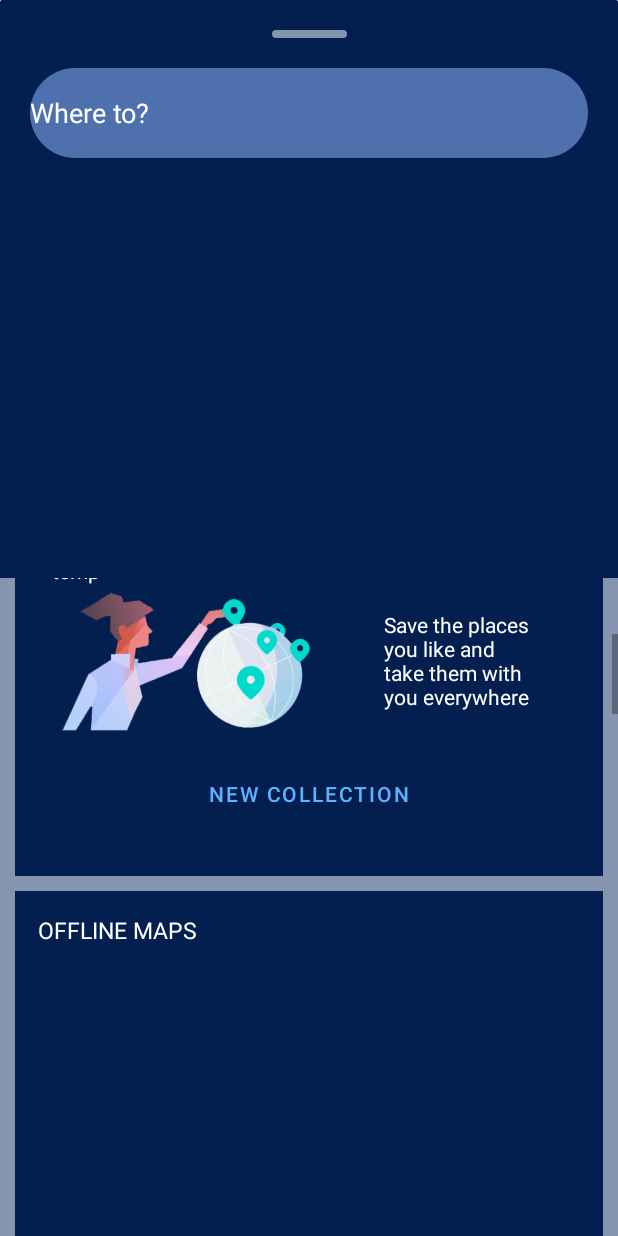
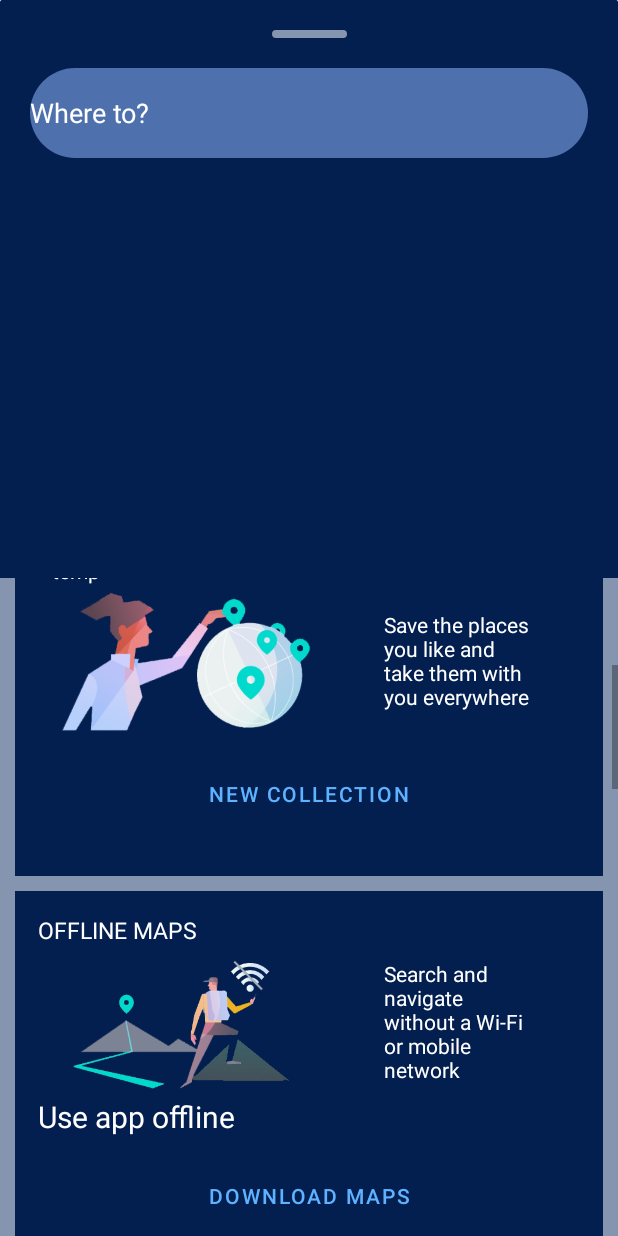
Before and after one commit to JoshMkhari/Carte, an Android app: the layout bottom_sheet_menu_layout.xml on its own in the app's theme, with its tools: preview values and no code run, scrolled down 306 dp, on a phone screen of 412 x 824 dp. Run offline under Robolectric (Android 15) with nearby library versions, the phone set to English and light mode, and no system bars.

Commit message:
Offline maps section image added alongside relevant text

```diff
--- a/app/src/main/res/layout/bottom_sheet_menu_layout.xml
+++ b/app/src/main/res/layout/bottom_sheet_menu_layout.xml
@@ -157,7 +157,7 @@
                             android:id="@+id/textView"
                             android:layout_width="wrap_content"
                             android:layout_height="wrap_content"
-                            android:text="OFFLINE MAPS"
+                            android:text="@string/string_menu_title_offline_maps"
                             android:textColor="@color/white"
                             android:textSize="15sp"
                             app:layout_constraintStart_toStartOf="parent"
@@ -165,14 +165,23 @@
 
 
                         <ImageView
-                            android:id="@+id/imageView"
-                            android:layout_width="wrap_content"
-                            android:layout_height="wrap_content"
-                            app:layout_constraintEnd_toEndOf="parent"
+                            android:id="@+id/imageView_offline_maps"
+                            android:layout_width="200dp"
+                            android:layout_height="100dp"
                             app:layout_constraintStart_toStartOf="parent"
                             app:layout_constraintTop_toBottomOf="@+id/textView"
-                            app:srcCompat="@drawable/image_restaurant_icon" />
+                            app:srcCompat="@drawable/image_offline_maps_icon" />
 
+                        <TextView
+                            android:layout_width="100dp"
+                            android:layout_height="wrap_content"
+                            android:scrollHorizontally="false"
+                            android:text="@string/string_menu_subTitle_offline_maps"
+                            android:textColor="@color/white"
+                            app:layout_constraintBottom_toBottomOf="@+id/imageView_offline_maps"
+                            app:layout_constraintEnd_toEndOf="parent"
+                            app:layout_constraintStart_toEndOf="@+id/imageView_offline_maps"
+                            app:layout_constraintTop_toTopOf="@+id/imageView_offline_maps" />
                         <Button
                             android:layout_width="wrap_content"
                             android:layout_height="wrap_content"
@@ -192,7 +201,7 @@
                             android:textColor="@color/white"
                             android:textSize="20sp"
                             app:layout_constraintStart_toStartOf="parent"
-                            app:layout_constraintTop_toBottomOf="@+id/imageView" />
+                            app:layout_constraintTop_toBottomOf="@+id/imageView_offline_maps" />
                     </androidx.constraintlayout.widget.ConstraintLayout>
 
                     <androidx.constraintlayout.widget.ConstraintLayout
@@ -206,7 +215,7 @@
                             android:id="@+id/textView_accountSettings"
                             android:layout_width="wrap_content"
                             android:layout_height="wrap_content"
-                            android:text="ACCOUNT &amp; SETTINGS"
+                            android:text="@string/string_menu_title_account_settings"
                             android:textColor="@color/white"
                             android:textSize="15sp"
                             app:layout_constraintStart_toStartOf="parent"
--- a/app/src/main/res/values/strings.xml
+++ b/app/src/main/res/values/strings.xml
@@ -1,7 +1,13 @@
 <resources>
     <string name="app_name">Carte</string>
+
     <string name="string_menu_title_collections">YOUR COLLECTIONS</string>
     <string name="string_menu_subTitle_collections">Save the places you like and take them with you everywhere</string>
+
+    <string name="string_menu_title_offline_maps">OFFLINE MAPS</string>
+    <string name="string_menu_subTitle_offline_maps">Search and navigate without a Wi-Fi or mobile network</string>
+
+    <string name="string_menu_title_account_settings">ACCOUNT &amp; SETTINGS</string>
 
     <string-array name="string_navigation_options">
         <item>Restaurants</item>
```
Also changed, not shown: app/src/main/res/drawable-v24/image_offline_maps_icon.png (added).
